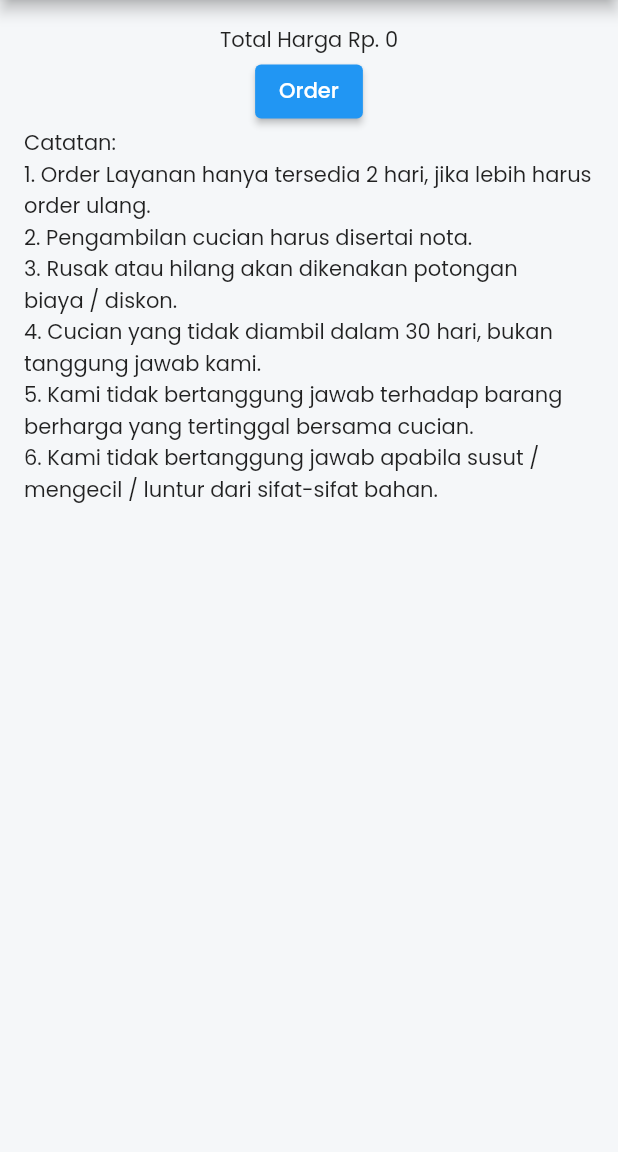
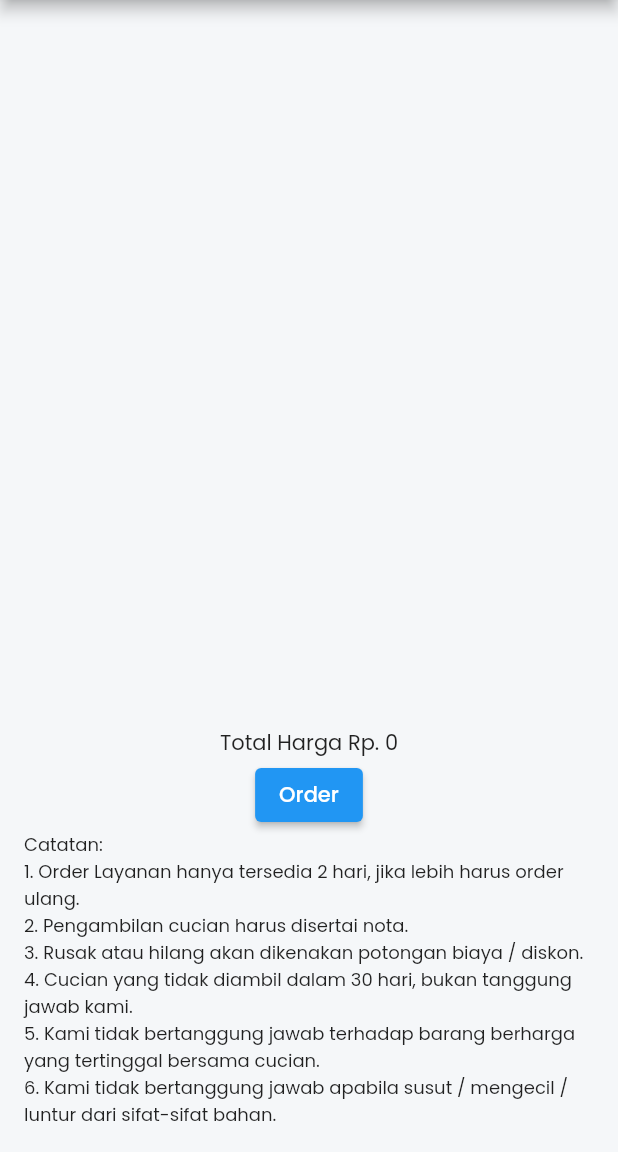
Before and after one commit to carolineadicahya/cleancare_laundry, a Flutter app: the AddOrder screen opened directly, on a phone screen of 412 x 824 dp, the part 84-1236 px from its top. Run offline on Flutter 3.47's test engine with Material 2 defaults, Android fonts, the phone set to English and light mode, and no system bars; our stand-ins replace cloud_firestore, firebase_auth, firebase_core, firebase_storage, flutter_screenutil, flutter_spinkit and 5 more; missing offline and left inert: flutter_polyline_points; accounts and stored records are empty.

Commit message:
perbaikan fitur

```diff
--- a/lib/main.dart
+++ b/lib/main.dart
@@ -33,6 +33,7 @@ class MyApp extends StatelessWidget {
           title: 'CleanCare',
           debugShowCheckedModeBanner: false,
           theme: ThemeData(
+            primaryColor: Colors.blue,
             scaffoldBackgroundColor: Constants.scaffoldBackgroundColor,
             visualDensity: VisualDensity.adaptivePlatformDensity,
             textTheme: GoogleFonts.poppinsTextTheme(),
--- a/lib/screen/user/detail_order.dart
+++ b/lib/screen/user/detail_order.dart
@@ -1,4 +1,3 @@
-// import 'package:CleanCare/models/card_order.dart';
 import 'package:cloud_firestore/cloud_firestore.dart';
 import 'package:flutter/material.dart';
 import 'package:CleanCare/service/order_service.dart';
--- a/lib/screen/user/pilih_paket.dart
+++ b/lib/screen/user/pilih_paket.dart
@@ -39,12 +39,12 @@ class _AddOrderState extends State<AddOrder> {
         title: Text('Paket Laundry'),
         centerTitle: true,
       ),
-      body: SingleChildScrollView(
-        child: Padding(
+      body: Padding(
         padding: const EdgeInsets.all(16.0),
         child: Column(
           children: [
-              StreamBuilder(
+            Expanded(
+              child: StreamBuilder(
                 stream: laundryService.getData(),
                 builder: (context, snapshot) {
                   if (!snapshot.hasData) {
@@ -65,7 +65,7 @@ class _AddOrderState extends State<AddOrder> {
                             ),
                           ),
                           subtitle: Text(
-                            'Rp${(data['price'])}',
+                            'Rp.${(data['price'])}',
                             style: const TextStyle(
                               fontSize: 14.0,
                             ),
@@ -117,6 +117,7 @@ class _AddOrderState extends State<AddOrder> {
                   );
                 },
               ),
+            ),
             Text("Total Harga Rp. ${total.toString()}"),
             ElevatedButton(
               onPressed: () async {
@@ -133,10 +134,9 @@ class _AddOrderState extends State<AddOrder> {
               '4. Cucian yang tidak diambil dalam 30 hari, bukan tanggung jawab kami.\n'
               '5. Kami tidak bertanggung jawab terhadap barang berharga yang tertinggal bersama cucian.\n'
               '6. Kami tidak bertanggung jawab apabila susut / mengecil / luntur dari sifat-sifat bahan.',
-                style: TextStyle(fontSize: 14.0),
+              style: TextStyle(fontSize: 12.0),
             ),
           ],
-          ),
         ),
       ),
     );
```
Also changed, not shown: lib/screen/owner/paket_layanan.dart (+4 -4 lines), pubspec.yaml (+8 -1 lines), assets/images/cleancare_logo.png (added), pubspec.lock, 28 other files. Lines whose indentation alone changed are shown as unchanged.
